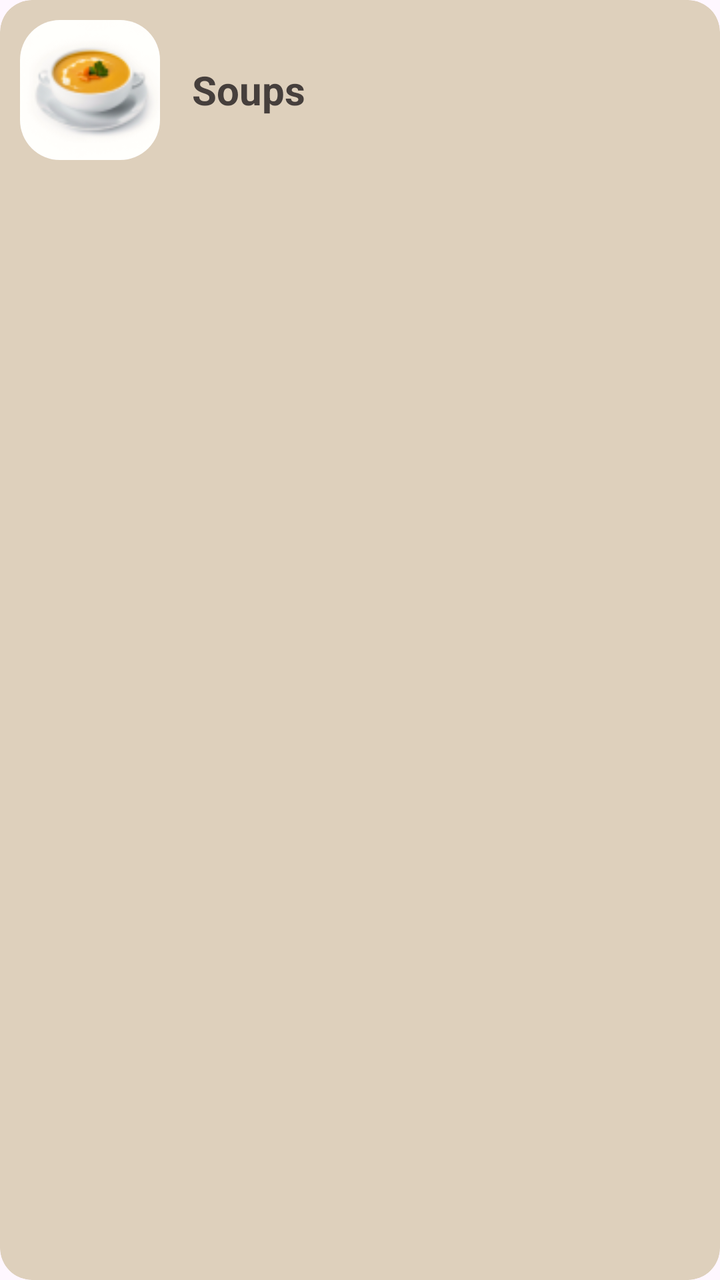
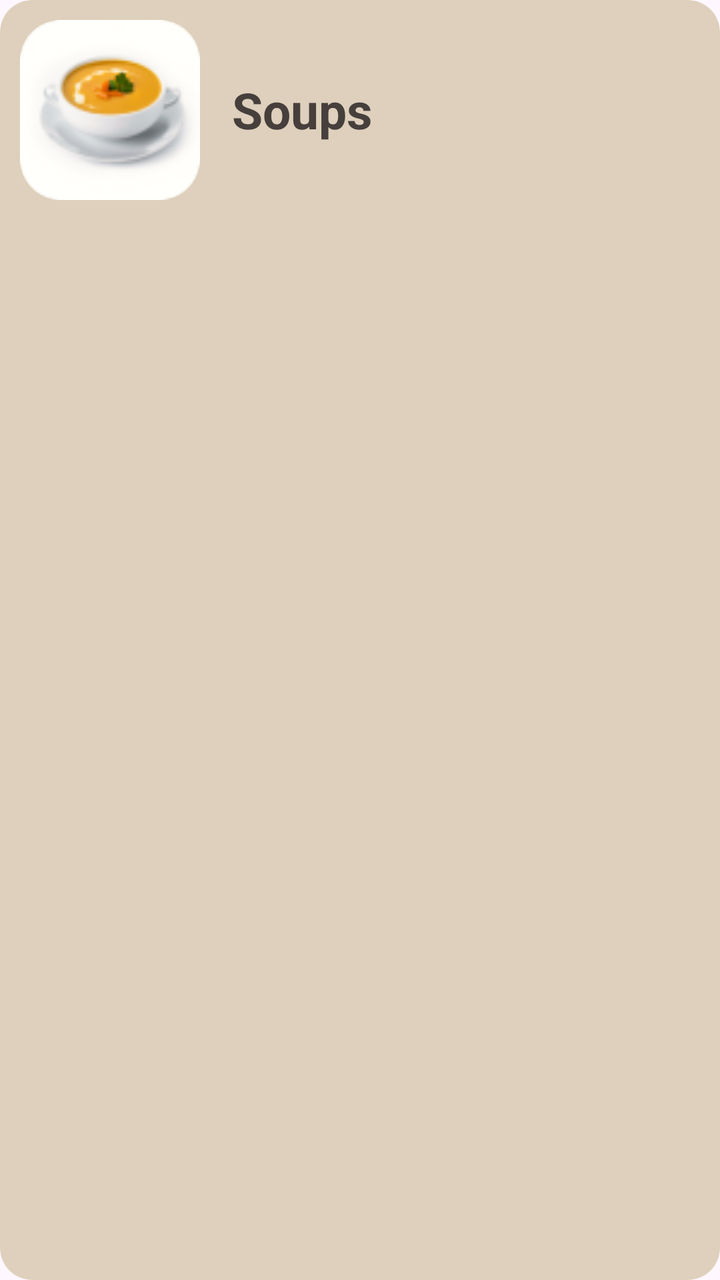

Before-and-after screenshots of an Android layout around one commit, followed by the original layout XML and the change that was made.
<!-- AndroidManifest.xml: application theme Theme.MealMate -->
<!-- res/layout/item_card.xml -->
<androidx.cardview.widget.CardView
    xmlns:android="http://schemas.android.com/apk/res/android"
    xmlns:app="http://schemas.android.com/apk/res-auto"
    android:layout_width="match_parent"
    android:layout_height="wrap_content"
    android:layout_margin="8dp"
    app:cardCornerRadius="16dp"
    app:cardElevation="0dp"
    android:backgroundTint="#DED0BC"
    android:clickable="true"
    android:focusable="true"
    android:foreground="?attr/selectableItemBackground">

    <LinearLayout
        android:layout_width="match_parent"
        android:layout_height="wrap_content"
        android:orientation="horizontal"
        android:padding="10dp">

        
        <ImageView
            android:id="@+id/item_image"
            android:layout_width="70dp"
            android:layout_height="70dp"
            android:layout_gravity="center_vertical"
            android:contentDescription="Soups"
            android:scaleType="centerCrop"
            android:src="@drawable/soup"
            android:clipToOutline="true"
            android:background="@drawable/rounded_corner_background" />

        
        <TextView
            android:id="@+id/item_title"
            android:layout_width="0dp"
            android:layout_height="wrap_content"
            android:layout_gravity="center_vertical"
            android:layout_marginStart="16dp"
            android:layout_weight="1"
            android:text="Soups"
            android:textColor="#463F3C"
            android:textSize="20sp"
            android:textStyle="bold" />

    </LinearLayout>

</androidx.cardview.widget.CardView>
<!-- resources referenced by this layout -->
<resources>
  <!-- drawable rounded_corner_background (drawable) -->
  <shape xmlns:android="http://schemas.android.com/apk/res/android">
      <corners android:radius="20dp"/>
      <solid android:color="#DED0BC"/> 
  </shape>
  <!-- drawable soup: png bitmap (drawable, 7716 bytes) -->
  <style name="Theme.MealMate" parent="Base.Theme.MealMate" />
  <style name="Base.Theme.MealMate" parent="Theme.Material3.DayNight.NoActionBar">
          
          
      </style>
</resources>

<!-- the commit's change to res/layout/item_card.xml (unified diff, before → after) -->
@@ -20,8 +20,8 @@
         
         <ImageView
             android:id="@+id/item_image"
-            android:layout_width="70dp"
-            android:layout_height="70dp"
+            android:layout_width="90dp"
+            android:layout_height="90dp"
             android:layout_gravity="center_vertical"
             android:contentDescription="Soups"
             android:scaleType="centerCrop"
@@ -39,7 +39,7 @@
             android:layout_weight="1"
             android:text="Soups"
             android:textColor="#463F3C"
-            android:textSize="20sp"
+            android:textSize="25sp"
             android:textStyle="bold" />
 
     </LinearLayout>
